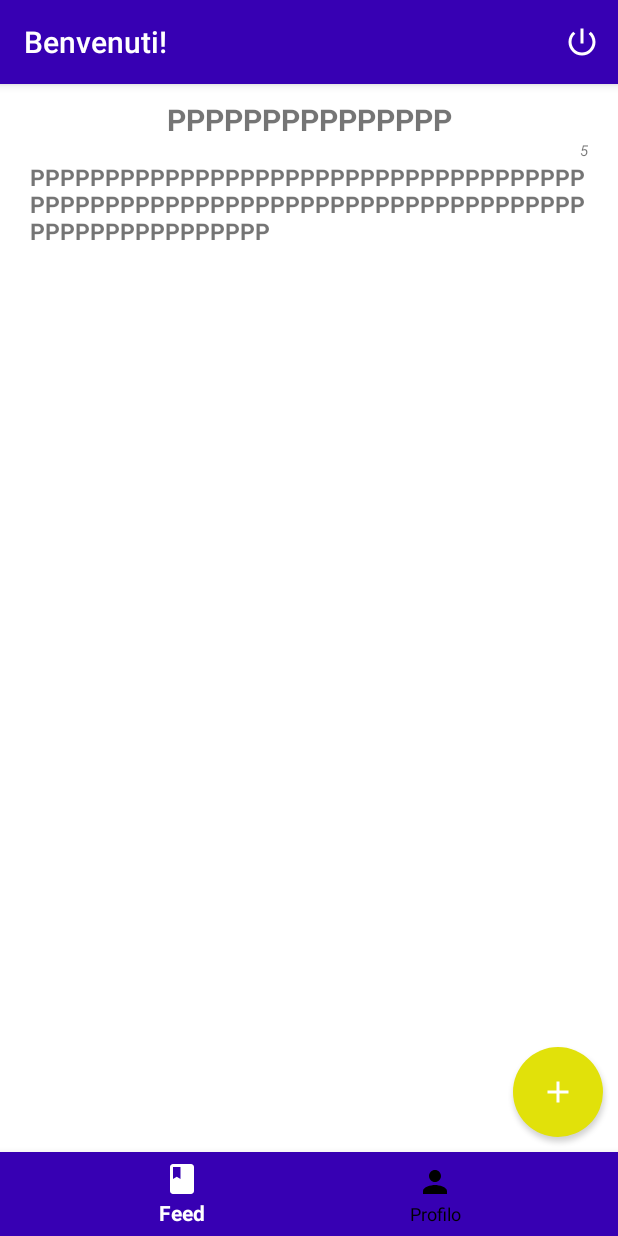
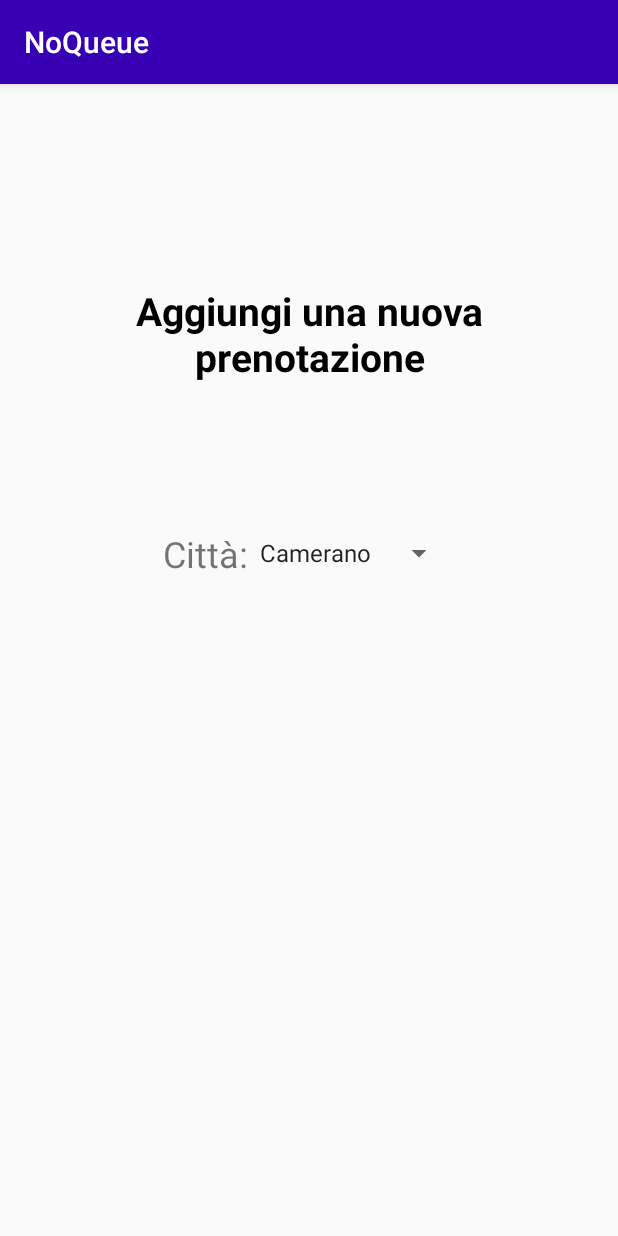
Before and after one commit to LucianoFrick/Test, an Android app: the FragmentFeed screen opened directly, with no data from a screen before it, after a tap on an icon or button, on a phone screen of 412 x 824 dp. Run offline under Robolectric (Android 15) with nearby library versions, the phone set to English and light mode, and no system bars; our stand-ins replace Firebase (no records; nobody signed in at launch, a user with empty details on screens opened directly).

Commit message:
Cominciato AddActivity

```diff
--- a/app/src/main/AndroidManifest.xml
+++ b/app/src/main/AndroidManifest.xml
@@ -18,7 +18,8 @@
         android:roundIcon="@mipmap/ic_launcher_round"
         android:supportsRtl="true"
         android:theme="@style/AppTheme">
-        <activity android:name=".SettingsActivity"></activity>
+        <activity android:name=".AddActivity"></activity>
+        <activity android:name=".SettingsActivity" />
         <activity android:name=".ProfileActivity" />
         <activity android:name=".LoginActivity" />
         <activity android:name=".MainActivity">
--- /dev/null
+++ b/app/src/main/java/com/example/prova/AddActivity.java
@@ -0,0 +1,28 @@
+package com.example.prova;
+
+import androidx.appcompat.app.AppCompatActivity;
+
+import android.os.Bundle;
+import android.widget.ArrayAdapter;
+import android.widget.Spinner;
+import android.widget.TextView;
+
+public class AddActivity extends AppCompatActivity {
+
+    @Override
+    protected void onCreate(Bundle savedInstanceState) {
+        super.onCreate(savedInstanceState);
+        setContentView(R.layout.activity_add);
+
+       Spinner citySpinner=(Spinner) findViewById(R.id.spinner_city);
+
+
+
+        ArrayAdapter<CharSequence> adapter = ArrayAdapter.createFromResource(this,
+                R.array.cities, android.R.layout.simple_spinner_item);
+        adapter.setDropDownViewResource(android.R.layout.simple_spinner_dropdown_item);
+        citySpinner.setAdapter(adapter);
+
+
+    }
+}
--- a/app/src/main/java/com/example/prova/fragments/FragmentFeed.java
+++ b/app/src/main/java/com/example/prova/fragments/FragmentFeed.java
@@ -1,11 +1,14 @@
 package com.example.prova.fragments;
 
+import android.content.Intent;
 import android.os.Bundle;
 import android.util.Log;
 import android.view.LayoutInflater;
 import android.view.View;
 import android.view.ViewGroup;
+import android.widget.Button;
 import android.widget.ImageButton;
+import android.widget.TextView;
 import android.widget.Toast;
 
 import androidx.annotation.NonNull;
@@ -14,6 +17,8 @@ import androidx.fragment.app.Fragment;
 import androidx.recyclerview.widget.LinearLayoutManager;
 import androidx.recyclerview.widget.RecyclerView;
 
+import com.example.prova.AddActivity;
+import com.example.prova.LoginActivity;
 import com.example.prova.ProfileActivity;
 import com.example.prova.R;
 import com.example.prova.entities.Recensione;
@@ -51,20 +56,15 @@ public class FragmentFeed extends Fragment {
         btnAdd.setOnClickListener(new View.OnClickListener() {
             @Override
             public void onClick(View v) {
-                try {}catch(Exception e){     Log.i("a","a");
-                }
+                startActivity(new Intent(getActivity(), AddActivity.class));
+
                     String titolo = randomString(15);
                     int voto = 5;
                     String testo = randomString(90);
 
                 Recensione recensione = new Recensione(titolo, voto, testo);
-
                 recensioni.add(recensione);
-
-                    feedAdapter.notifyDataSetChanged();//ogni volta che fai modifica nella struttura affinche il recyclerview sia aggiornato bisogna richiamareil notify, cosi sa cheè stato cambiato e aggiorna visualizzazione
-
-
-
+                    feedAdapter.notifyDataSetChanged();//ogni volta che fai modifica nella struttura affinche il recyclerview sia aggiornato bisogna richiamareil notify, cosi sa cheè stato cambiato e aggiorna visualizzazion
             }
         });
         return view;
@@ -81,4 +81,5 @@ public class FragmentFeed extends Fragment {
         }
         return builder.toString();
     }
+
 }
--- a/app/src/main/res/drawable/ic_settings_black_24dp.xml
+++ /dev/null
@@ -1,5 +0,0 @@
-<vector android:height="24dp" android:tint="#FFFFFF"
-    android:viewportHeight="24" android:viewportWidth="24"
-    android:width="24dp" xmlns:android="http://schemas.android.com/apk/res/android">
-    <path android:fillColor="#FF000000" android:pathData="M19.1,12.9a2.8,2.8 0,0 0,0.1 -0.9,2.8 2.8,0 0,0 -0.1,-0.9l2.1,-1.6a0.7,0.7 0,0 0,0.1 -0.6L19.4,5.5a0.7,0.7 0,0 0,-0.6 -0.2l-2.4,1a6.5,6.5 0,0 0,-1.6 -0.9l-0.4,-2.6a0.5,0.5 0,0 0,-0.5 -0.4H10.1a0.5,0.5 0,0 0,-0.5 0.4L9.3,5.4a5.6,5.6 0,0 0,-1.7 0.9l-2.4,-1a0.4,0.4 0,0 0,-0.5 0.2l-2,3.4c-0.1,0.2 0,0.4 0.2,0.6l2,1.6a2.8,2.8 0,0 0,-0.1 0.9,2.8 2.8,0 0,0 0.1,0.9L2.8,14.5a0.7,0.7 0,0 0,-0.1 0.6l1.9,3.4a0.7,0.7 0,0 0,0.6 0.2l2.4,-1a6.5,6.5 0,0 0,1.6 0.9l0.4,2.6a0.5,0.5 0,0 0,0.5 0.4h3.8a0.5,0.5 0,0 0,0.5 -0.4l0.3,-2.6a5.6,5.6 0,0 0,1.7 -0.9l2.4,1a0.4,0.4 0,0 0,0.5 -0.2l2,-3.4c0.1,-0.2 0,-0.4 -0.2,-0.6ZM12,15.6A3.6,3.6 0,1 1,15.6 12,3.6 3.6,0 0,1 12,15.6Z"/>
-</vector>
--- /dev/null
+++ b/app/src/main/res/layout/activity_add.xml
@@ -0,0 +1,56 @@
+<?xml version="1.0" encoding="utf-8"?>
+<androidx.constraintlayout.widget.ConstraintLayout xmlns:android="http://schemas.android.com/apk/res/android"
+    xmlns:app="http://schemas.android.com/apk/res-auto"
+    xmlns:tools="http://schemas.android.com/tools"
+    android:layout_width="match_parent"
+    android:layout_height="match_parent"
+    android:padding="20dp"
+    tools:context=".AddActivity">
+
+    <TextView
+        android:id="@+id/text_add"
+        android:layout_width="0dp"
+        android:layout_height="wrap_content"
+        android:layout_marginStart="20dp"
+        android:layout_marginTop="88dp"
+        android:layout_marginEnd="20dp"
+        android:layout_marginBottom="72dp"
+        android:text="@string/add"
+        android:textAlignment="center"
+        android:textColor="@android:color/black"
+        android:textSize="26dp"
+        android:textStyle="bold"
+        app:layout_constraintBottom_toTopOf="@+id/linearLayout2"
+        app:layout_constraintEnd_toEndOf="parent"
+        app:layout_constraintStart_toStartOf="@+id/linearLayout2"
+        app:layout_constraintTop_toTopOf="parent" />
+
+    <LinearLayout
+        android:id="@+id/linearLayout2"
+        android:layout_width="match_parent"
+        android:layout_height="wrap_content"
+        android:layout_marginBottom="393dp"
+        android:gravity="center"
+        android:orientation="horizontal"
+        app:layout_constraintBottom_toBottomOf="parent"
+        app:layout_constraintEnd_toEndOf="parent"
+        app:layout_constraintTop_toBottomOf="@+id/text_add">
+
+        <TextView
+            android:id="@+id/textCity"
+            android:layout_width="wrap_content"
+            android:layout_height="wrap_content"
+            android:layout_gravity="start"
+            android:gravity="center_vertical"
+            android:text="@string/city"
+            android:textSize="24sp" />
+
+        <Spinner
+            android:id="@+id/spinner_city"
+            android:layout_width="wrap_content"
+            android:layout_height="wrap_content"
+            android:gravity="end" />
+    </LinearLayout>
+
+
+</androidx.constraintlayout.widget.ConstraintLayout>
--- a/app/src/main/res/layout/fragment_feed.xml
+++ b/app/src/main/res/layout/fragment_feed.xml
@@ -17,6 +17,7 @@
     <ImageButton
         android:layout_width="60dp"
         android:layout_height="60dp"
+        android:onClick="showpopup"
         android:background="@drawable/round_button_shape"
         android:src="@drawable/ic_add_black_24dp"
         android:tint="@android:color/white"
--- a/app/src/main/res/values/strings.xml
+++ b/app/src/main/res/values/strings.xml
@@ -7,21 +7,18 @@
     <string name="textSurname">Cognome</string>
     <string name="errorlogin">C\'è stato un problema con la registrazione</string>
     <string name="inforequire">Inserisci tutti i campi</string>
-    <string name="title_activity_login2">Sign in</string>
     <string name="prompt_email">Email</string>
     <string name="prompt_password">Password</string>
-    <string name="action_sign_in">Sign in or register</string>
-    <string name="action_sign_in_short">Sign in</string>
-    <string name="welcome">"Welcome !"</string>
-    <string name="invalid_username">Not a valid username</string>
-    <string name="invalid_password">Password must be >5 characters</string>
-    <string name="login_failed">"Login failed"</string>
     <string name="alreadySigned">Sei già registrato? Clicca qui</string>
     <string name="signupText">Per favore effettuare il Log In</string>
-    <string name="Home">Restiamo a casa \n (tranne per fare la spesa)</string>
     <string name="benvenuti">Benvenuti!</string>
     <string name="selsorgente">Seleziona la sorgente</string>
-    <string name="settings">impostazioni</string>
     <string name="feed">Feed</string>
     <string name="profile">Profilo</string>
+    <string name="add">Aggiungi una nuova prenotazione</string>
+    <string name="city">Città:</string>
+    <string-array name="cities">
+        <item>Camerano</item>
+    </string-array>
+
 </resources>
```
Also changed, not shown: app/src/main/java/com/example/prova/MainActivity.java (+1 -7 lines), app/src/main/res/layout/activity_settings.xml (deleted, +0 -47 lines), app/src/main/res/drawable/camping.png (deleted), app/src/main/res/layout/activity_profile.xml (line endings or trailing spaces).
